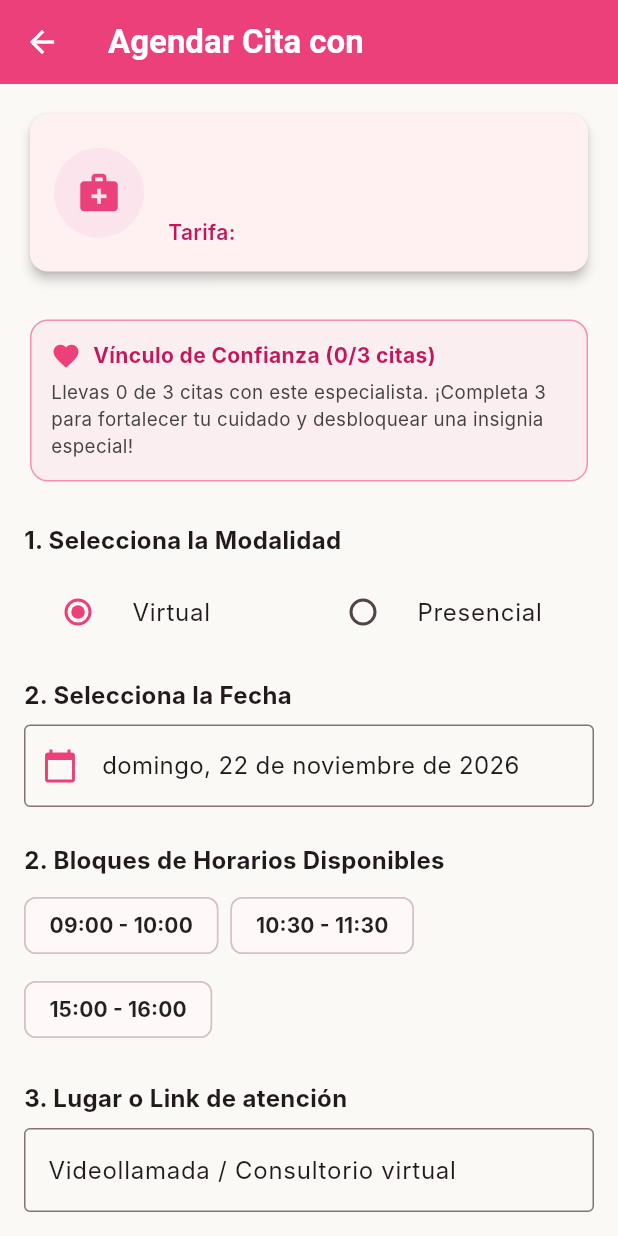
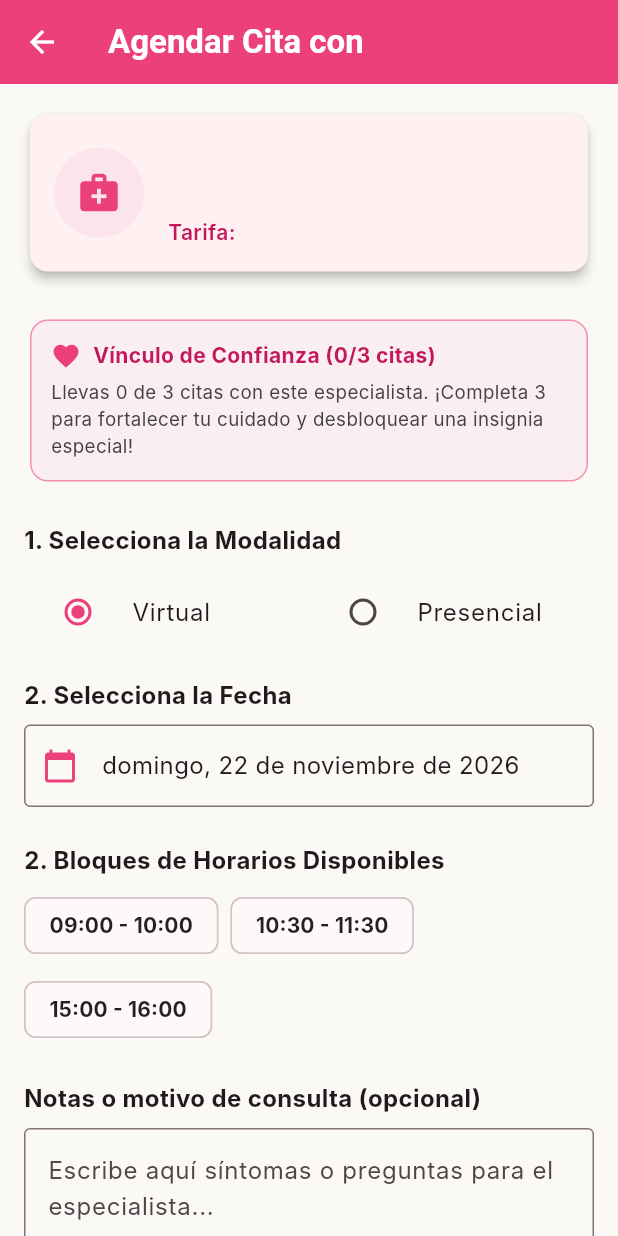
Before and after one commit to ValentinaDiazP/Front_App_Endometriosis, a Flutter app: the AgendarCitaScreen screen opened directly with empty values, on a phone screen of 412 x 824 dp. Run offline on Flutter 3.47's test engine with Material 3 defaults, Android fonts, the phone set to English and light mode, and no system bars; our stand-ins replace fl_chart, image_picker, pdf, printing, table_calendar; network calls fail; Roboto replaces fonts that are missing (Inter).

Commit message:
fix: modal recuperar contrasena, nombre Flor y limpiar formulario cita

```diff
--- a/lib/features/bienestar/presentation/screens/agendar_cita_screen.dart
+++ b/lib/features/bienestar/presentation/screens/agendar_cita_screen.dart
@@ -24,12 +24,17 @@ class _AgendarCitaScreenState extends State<AgendarCitaScreen> {
   String _modalidadSeleccionada = 'VIRTUAL';
   int _citasPrevias = 0;
   final TextEditingController _notasController = TextEditingController();
-  final TextEditingController _lugarController = TextEditingController(text: 'Videollamada / Consultorio virtual');
 
   @override
   void initState() {
     super.initState();
     _cargarDatos();
+  }
+
+  @override
+  void dispose() {
+    _notasController.dispose();
+    super.dispose();
   }
 
   Future<void> _cargarDatos() async {
@@ -126,7 +131,7 @@ class _AgendarCitaScreenState extends State<AgendarCitaScreen> {
           'especialidad': widget.profesional.especialidad,
           'modalidad': _modalidadSeleccionada,
           'fecha_hora': fechaHoraFinal.toIso8601String(),
-          'lugar_o_link': _lugarController.text.trim(),
+          'lugar_o_link': '',
           'notas': _notasController.text.trim(),
           'estado': 'PROGRAMADA',
         },
@@ -330,19 +335,6 @@ class _AgendarCitaScreenState extends State<AgendarCitaScreen> {
                         ),
                   const SizedBox(height: 24),
                   const Text(
-                    '3. Lugar o Link de atención',
-                    style: TextStyle(fontSize: 16, fontWeight: FontWeight.bold),
-                  ),
-                  const SizedBox(height: 8),
-                  TextField(
-                    controller: _lugarController,
-                    decoration: const InputDecoration(
-                      border: OutlineInputBorder(),
-                      hintText: 'Ej. Consultorio 302 o link de Meet/Zoom',
-                    ),
-                  ),
-                  const SizedBox(height: 16),
-                  const Text(
                     'Notas o motivo de consulta (opcional)',
                     style: TextStyle(fontSize: 16, fontWeight: FontWeight.bold),
                   ),
--- a/lib/features/educativo/presentation/screens/chatbot_screen.dart
+++ b/lib/features/educativo/presentation/screens/chatbot_screen.dart
@@ -118,7 +118,7 @@ class _ChatbotScreenState extends State<ChatbotScreen> {
             _todasPreguntas = List<Map<String, dynamic>>.from(data['preguntas_frecuentes']);
           }
           _messages.add(ChatMessage(
-            text: "¡Hola! Soy tu asistente educativo sobre Endometriosis 🌸. Puedo orientarte de forma segura en estos 5 temas:\n"
+            text: "¡Hola! Soy tu Flor educativo sobre Endometriosis 🌸. Puedo orientarte de forma segura en estos 5 temas:\n"
                   "1. Fisiopatología, síntomas y mecanismos del dolor\n"
                   "2. Salud mental y afrontamiento psicoemocional\n"
                   "3. Explicación de tratamientos médicos y quirúrgicos\n"
@@ -139,7 +139,7 @@ class _ChatbotScreenState extends State<ChatbotScreen> {
     } catch (_) {
       setState(() {
         _messages.add(ChatMessage(
-          text: "¡Hola! Soy tu asistente educativo sobre Endometriosis 🌸. Puedo orientarte de forma segura en estos 5 temas:\n"
+          text: "¡Hola! Soy tu Flor educativo sobre Endometriosis 🌸. Puedo orientarte de forma segura en estos 5 temas:\n"
                 "1. Fisiopatología, síntomas y mecanismos del dolor\n"
                 "2. Salud mental y afrontamiento psicoemocional\n"
                 "3. Explicación de tratamientos médicos y quirúrgicos\n"
@@ -300,7 +300,7 @@ class _ChatbotScreenState extends State<ChatbotScreen> {
     return Scaffold(
       backgroundColor: Colors.white,
       appBar: AppBar(
-        title: const Text('Asistente Endometriosis'),
+        title: const Text('Flor Endometriosis'),
         backgroundColor: const Color(0xFFF48FB1),
       ),
       body: Column(
--- a/lib/main.dart
+++ b/lib/main.dart
@@ -1151,7 +1151,7 @@ class _MainNavigationHubState extends State<MainNavigationHub> {
         backgroundColor: const Color(0xFFEC407A),
         foregroundColor: Colors.white,
         icon: const Icon(Icons.local_florist),
-        label: const Text('Agente', style: TextStyle(fontWeight: FontWeight.bold)),
+        label: const Text('Flor', style: TextStyle(fontWeight: FontWeight.bold)),
       ),
       bottomNavigationBar: BottomNavigationBar(
         items: const <BottomNavigationBarItem>[
```
